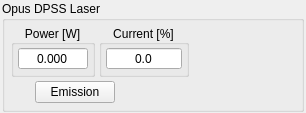
Before: the Qt Designer form instruments/Novanta/Opus/OpusWidget.ui in davidgrier/QInstrument, drawn with Qt 5.
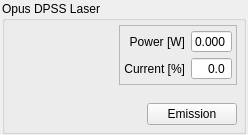
After: the same form once the commit is applied. Custom widgets are drawn as their Qt base class.

Diff of the .ui file:
```diff
--- a/instruments/Novanta/Opus/OpusWidget.ui
+++ b/instruments/Novanta/Opus/OpusWidget.ui
@@ -28,7 +28,7 @@
      </property>
      <layout class="QHBoxLayout" name="innerLayout">
       <property name="spacing">
-       <number>6</number>
+       <number>8</number>
       </property>
       <property name="leftMargin">
        <number>6</number>
@@ -44,39 +44,68 @@
       </property>
       <!-- Left column: read-only displays and emission control -->
       <item>
-       <layout class="QVBoxLayout" name="leftLayout">
-        <property name="spacing">
-         <number>4</number>
+       <widget class="QRotaryEncoderSpinBox" name="power_setpoint">
+        <property name="minimumSize">
+         <size>
+          <width>100</width>
+          <height>100</height>
+         </size>
         </property>
-        <!-- Read-only display row: actual power and diode current -->
+       </widget>
+      </item>
+      <!-- Right: status displays (top) and emission control (bottom) -->
         <item>
-         <layout class="QHBoxLayout" name="displayLayout">
+       <layout class="QVBoxLayout" name="rightLayout">
           <property name="spacing">
            <number>4</number>
           </property>
+        <!-- Framed display group: Power and Current readings -->
           <item>
-           <widget class="QGroupBox" name="powerGroup">
-            <property name="title">
+         <widget class="QFrame" name="displayFrame">
+          <property name="frameShape">
+           <enum>QFrame::StyledPanel</enum>
+          </property>
+          <property name="frameShadow">
+           <enum>QFrame::Sunken</enum>
+          </property>
+          <layout class="QGridLayout" name="formLayout">
+           <property name="horizontalSpacing">
+            <number>6</number>
+           </property>
+           <property name="verticalSpacing">
+            <number>4</number>
+           </property>
+           <property name="leftMargin">
+            <number>4</number>
+           </property>
+           <property name="topMargin">
+            <number>4</number>
+           </property>
+           <property name="rightMargin">
+            <number>4</number>
+           </property>
+           <property name="bottomMargin">
+            <number>4</number>
+           </property>
+           <!-- Power row -->
+           <item row="0" column="0">
+            <widget class="QLabel" name="powerLabel">
+             <property name="text">
              <string>Power [W]</string>
             </property>
             <property name="alignment">
-             <set>Qt::AlignCenter</set>
-            </property>
-            <layout class="QVBoxLayout" name="powerSpinLayout">
-             <property name="leftMargin">
-              <number>4</number>
-             </property>
-             <property name="topMargin">
-              <number>2</number>
-             </property>
-             <property name="rightMargin">
-              <number>4</number>
-             </property>
-             <property name="bottomMargin">
-              <number>4</number>
-             </property>
-             <item>
+              <set>Qt::AlignRight|Qt::AlignVCenter</set>
+             </property>
+            </widget>
+           </item>
+           <item row="0" column="1">
               <widget class="QDoubleSpinBox" name="power_display">
+             <property name="maximumSize">
+              <size>
+               <width>80</width>
+               <height>16777215</height>
+              </size>
+             </property>
                <property name="readOnly">
                 <bool>true</bool>
                </property>
@@ -84,7 +113,7 @@
                 <enum>QAbstractSpinBox::NoButtons</enum>
                </property>
                <property name="alignment">
-                <set>Qt::AlignCenter</set>
+              <set>Qt::AlignRight|Qt::AlignVCenter</set>
                </property>
                <property name="decimals">
                 <number>3</number>
@@ -94,32 +123,25 @@
                </property>
               </widget>
              </item>
-            </layout>
-           </widget>
-          </item>
-          <item>
-           <widget class="QGroupBox" name="currentGroup">
-            <property name="title">
+           <!-- Current row -->
+           <item row="1" column="0">
+            <widget class="QLabel" name="currentLabel">
+             <property name="text">
              <string>Current [%]</string>
             </property>
             <property name="alignment">
-             <set>Qt::AlignCenter</set>
-            </property>
-            <layout class="QVBoxLayout" name="currentSpinLayout">
-             <property name="leftMargin">
-              <number>4</number>
-             </property>
-             <property name="topMargin">
-              <number>2</number>
-             </property>
-             <property name="rightMargin">
-              <number>4</number>
-             </property>
-             <property name="bottomMargin">
-              <number>4</number>
-             </property>
-             <item>
+              <set>Qt::AlignRight|Qt::AlignVCenter</set>
+             </property>
+            </widget>
+           </item>
+           <item row="1" column="1">
               <widget class="QDoubleSpinBox" name="current_display">
+             <property name="maximumSize">
+              <size>
+               <width>80</width>
+               <height>16777215</height>
+              </size>
+             </property>
                <property name="readOnly">
                 <bool>true</bool>
                </property>
@@ -127,7 +149,7 @@
                 <enum>QAbstractSpinBox::NoButtons</enum>
                </property>
                <property name="alignment">
-                <set>Qt::AlignCenter</set>
+              <set>Qt::AlignRight|Qt::AlignVCenter</set>
                </property>
                <property name="decimals">
                 <number>1</number>
@@ -140,11 +162,23 @@
             </layout>
            </widget>
           </item>
-         </layout>
+        <!-- Spacer pushes emission control to the bottom -->
+        <item>
+         <spacer name="middleSpacer">
+          <property name="orientation">
+           <enum>Qt::Vertical</enum>
+          </property>
+          <property name="sizeHint" stdset="0">
+           <size>
+            <width>0</width>
+            <height>0</height>
+           </size>
+          </property>
+         </spacer>
         </item>
-        <!-- Emission: status LED + toggle button -->
+        <!-- Emission control: LED indicator + toggle button -->
         <item>
-         <layout class="QHBoxLayout" name="controlLayout">
+         <layout class="QHBoxLayout" name="emissionLayout">
           <property name="spacing">
            <number>4</number>
           </property>
@@ -171,48 +205,10 @@
             </property>
            </widget>
           </item>
-          <item>
-           <spacer name="controlSpacer">
-            <property name="orientation">
-             <enum>Qt::Horizontal</enum>
-            </property>
-            <property name="sizeHint" stdset="0">
-             <size>
-              <width>0</width>
-              <height>0</height>
-             </size>
-            </property>
-           </spacer>
-          </item>
          </layout>
         </item>
-        <!-- Vertical spacer to push displays and controls to the top -->
-        <item>
-         <spacer name="verticalSpacer">
-          <property name="orientation">
-           <enum>Qt::Vertical</enum>
-          </property>
-          <property name="sizeHint" stdset="0">
-           <size>
-            <width>0</width>
-            <height>0</height>
-           </size>
-          </property>
-         </spacer>
-        </item>
        </layout>
       </item>
-      <!-- Right column: rotary encoder spinbox for power setpoint -->
-      <item>
-       <widget class="QRotaryEncoderSpinBox" name="power_setpoint">
-        <property name="minimumSize">
-         <size>
-          <width>100</width>
-          <height>0</height>
-         </size>
-        </property>
-       </widget>
-      </item>
      </layout>
     </widget>
    </item>
```
Left out of the diff: 2 changed lines with no effect on the pictures. Lines whose indentation alone changed are shown as unchanged.
